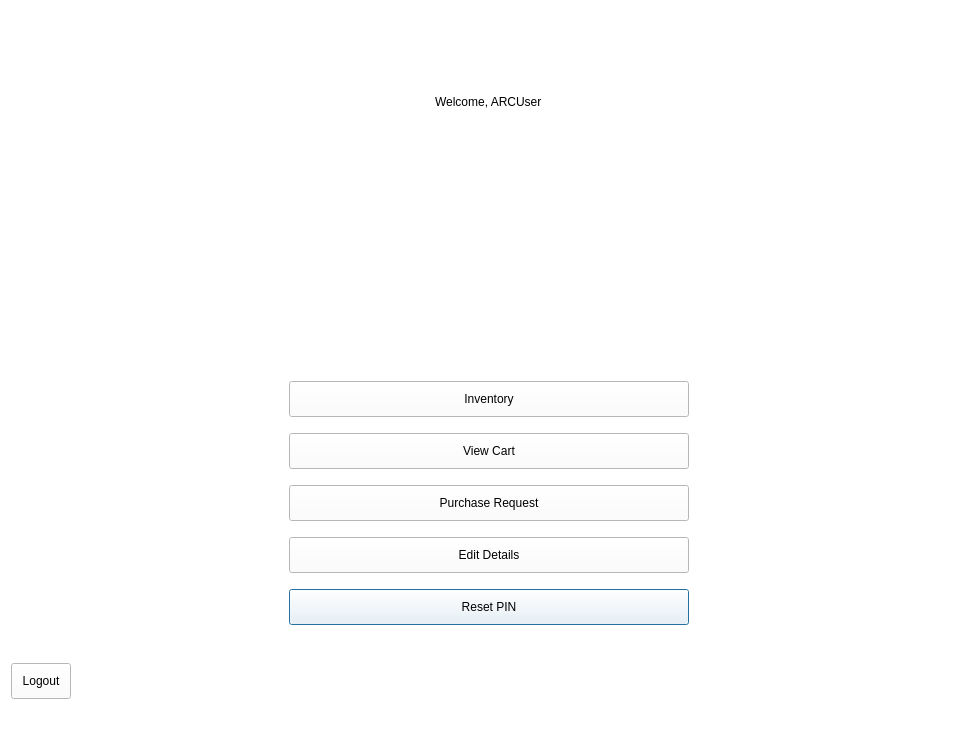
arc-bphc/sims-gui, file userprofile.ui: the form before one commit.
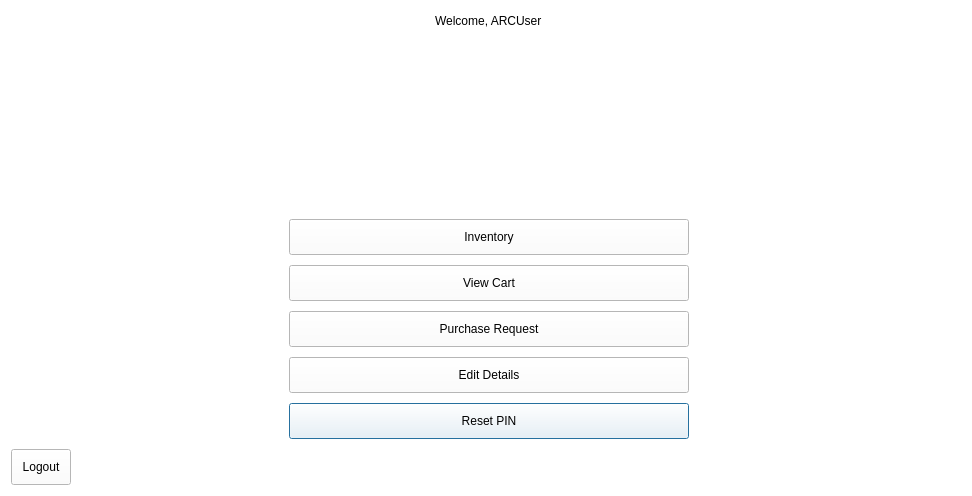
The form after the commit. Icons and pictures are not drawn.

Diff of the .ui file:
```diff
--- a/userprofile.ui
+++ b/userprofile.ui
@@ -7,7 +7,7 @@
     <x>0</x>
     <y>0</y>
     <width>972</width>
-    <height>733</height>
+    <height>496</height>
    </rect>
   </property>
   <property name="windowTitle">
@@ -22,9 +22,9 @@
    <item row="0" column="0">
     <layout class="QGridLayout" name="gridLayout">
      <property name="verticalSpacing">
-      <number>16</number>
+      <number>10</number>
      </property>
-     <item row="1" column="2">
+     <item row="0" column="2">
       <spacer name="horizontalSpacer_2">
        <property name="orientation">
         <enum>Qt::Horizontal</enum>
@@ -37,7 +37,7 @@
        </property>
       </spacer>
      </item>
-     <item row="9" column="1">
+     <item row="8" column="1">
       <widget class="QPushButton" name="resetPinButton">
        <property name="minimumSize">
         <size>
@@ -56,20 +56,7 @@
        </property>
       </widget>
      </item>
-     <item row="11" column="1">
-      <spacer name="verticalSpacer">
-       <property name="orientation">
-        <enum>Qt::Vertical</enum>
-       </property>
-       <property name="sizeHint" stdset="0">
-        <size>
-         <width>20</width>
-         <height>40</height>
-        </size>
-       </property>
-      </spacer>
-     </item>
-     <item row="1" column="1" alignment="Qt::AlignHCenter">
+     <item row="0" column="1" alignment="Qt::AlignHCenter">
       <widget class="QLabel" name="welcomeLabel">
        <property name="sizePolicy">
         <sizepolicy hsizetype="Preferred" vsizetype="Fixed">
@@ -85,7 +72,7 @@
        </property>
       </widget>
      </item>
-     <item row="4" column="1">
+     <item row="3" column="1">
       <spacer name="verticalSpacer_3">
        <property name="orientation">
         <enum>Qt::Vertical</enum>
@@ -98,7 +85,7 @@
        </property>
       </spacer>
      </item>
-     <item row="5" column="1">
+     <item row="4" column="1">
       <widget class="QPushButton" name="inventoryButton">
        <property name="minimumSize">
         <size>
@@ -117,7 +104,7 @@
        </property>
       </widget>
      </item>
-     <item row="7" column="1">
+     <item row="6" column="1">
       <widget class="QPushButton" name="requestButton">
        <property name="minimumSize">
         <size>
@@ -140,7 +127,7 @@
        </property>
       </widget>
      </item>
-     <item row="8" column="1">
+     <item row="7" column="1">
       <widget class="QPushButton" name="editDetailsButton">
        <property name="minimumSize">
         <size>
@@ -159,20 +146,7 @@
        </property>
       </widget>
      </item>
-     <item row="0" column="1">
-      <spacer name="verticalSpacer_2">
-       <property name="orientation">
-        <enum>Qt::Vertical</enum>
-       </property>
-       <property name="sizeHint" stdset="0">
-        <size>
-         <width>20</width>
-         <height>40</height>
-        </size>
-       </property>
-      </spacer>
-     </item>
-     <item row="1" column="0">
+     <item row="0" column="0">
       <spacer name="horizontalSpacer">
        <property name="orientation">
         <enum>Qt::Horizontal</enum>
@@ -185,7 +159,7 @@
        </property>
       </spacer>
      </item>
-     <item row="6" column="1">
+     <item row="5" column="1">
       <widget class="QPushButton" name="cartButton">
        <property name="minimumSize">
         <size>
@@ -204,7 +178,7 @@
        </property>
       </widget>
      </item>
-     <item row="2" column="1">
+     <item row="1" column="1">
       <spacer name="verticalSpacer_4">
        <property name="orientation">
         <enum>Qt::Vertical</enum>
@@ -217,7 +191,7 @@
        </property>
       </spacer>
      </item>
-     <item row="3" column="1" alignment="Qt::AlignHCenter">
+     <item row="2" column="1" alignment="Qt::AlignHCenter">
       <widget class="QLabel" name="profilePic">
        <property name="minimumSize">
         <size>
@@ -227,8 +201,8 @@
        </property>
        <property name="maximumSize">
         <size>
-         <width>150</width>
-         <height>150</height>
+         <width>120</width>
+         <height>120</height>
         </size>
        </property>
        <property name="text">
@@ -242,7 +216,7 @@
        </property>
       </widget>
      </item>
-     <item row="11" column="0" alignment="Qt::AlignLeft">
+     <item row="10" column="0" alignment="Qt::AlignLeft">
       <widget class="QPushButton" name="logoutButton">
        <property name="text">
         <string>Logout</string>
```
